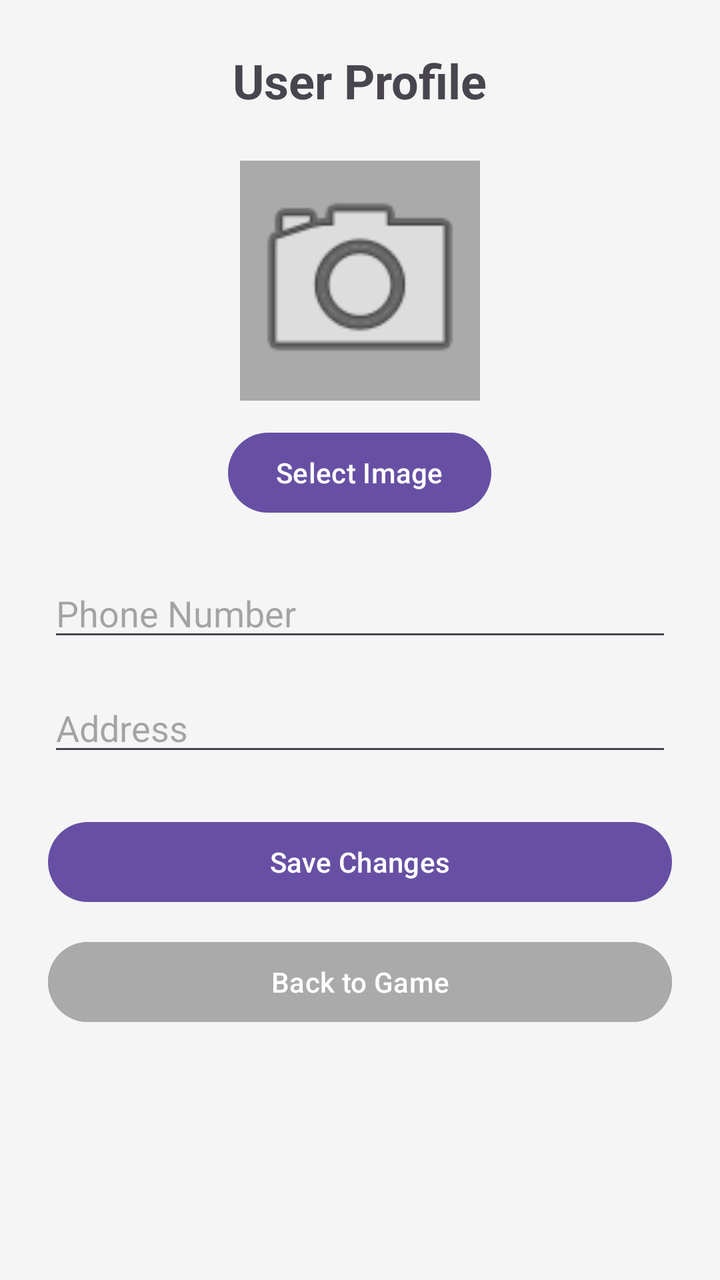
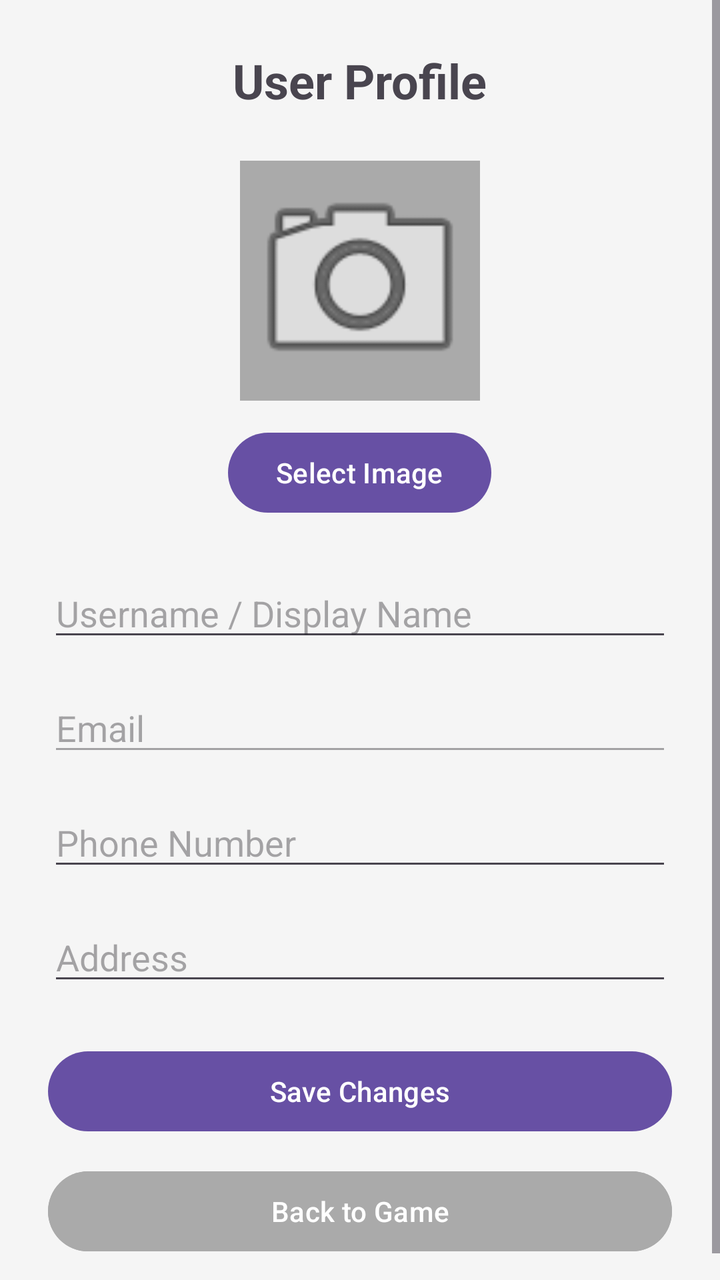

The first picture is an Android layout as it rendered before a commit; the second is the same layout after the commit. The layout source and the unified diff follow.
<!-- AndroidManifest.xml: application theme Theme.SpinnerGuess -->
<!-- res/layout/activity_profile.xml -->
<?xml version="1.0" encoding="utf-8"?>
<ScrollView xmlns:android="http://schemas.android.com/apk/res/android"
    android:layout_width="match_parent"
    android:layout_height="match_parent"
    android:background="#F5F5F5">

    <LinearLayout
        android:layout_width="match_parent"
        android:layout_height="wrap_content"
        android:orientation="vertical"
        android:padding="24dp"
        android:gravity="center_horizontal">

        <TextView
            android:layout_width="wrap_content"
            android:layout_height="wrap_content"
            android:text="User Profile"
            android:textSize="24sp"
            android:textStyle="bold"
            android:layout_marginBottom="24dp"/>

        
        <ImageView
            android:id="@+id/ivProfilePic"
            android:layout_width="120dp"
            android:layout_height="120dp"
            android:src="@android:drawable/ic_menu_camera"
            android:scaleType="centerCrop"
            android:background="@android:color/darker_gray"
            android:layout_marginBottom="12dp"/>

        <Button
            android:id="@+id/btnSelectImage"
            android:layout_width="wrap_content"
            android:layout_height="wrap_content"
            android:text="Select Image"
            android:layout_marginBottom="24dp"/>

        <EditText
            android:id="@+id/etProfilePhone"
            android:layout_width="match_parent"
            android:layout_height="wrap_content"
            android:hint="Phone Number"
            android:inputType="phone"
            android:layout_marginBottom="16dp"/>

        <EditText
            android:id="@+id/etProfileAddress"
            android:layout_width="match_parent"
            android:layout_height="wrap_content"
            android:hint="Address"
            android:inputType="textPostalAddress"
            android:layout_marginBottom="24dp"/>

        <Button
            android:id="@+id/btnSaveProfile"
            android:layout_width="match_parent"
            android:layout_height="wrap_content"
            android:text="Save Changes"
            android:layout_marginBottom="12dp"/>

        <Button
            android:id="@+id/btnBack"
            android:layout_width="match_parent"
            android:layout_height="wrap_content"
            android:text="Back to Game"
            android:backgroundTint="@android:color/darker_gray"/>

    </LinearLayout>
</ScrollView>
<!-- resources referenced by this layout -->
<resources>
  <style name="Theme.SpinnerGuess" parent="Base.Theme.SpinnerGuess" />
  <style name="Base.Theme.SpinnerGuess" parent="Theme.Material3.DayNight.NoActionBar">
          
          
      </style>
</resources>

<!-- the commit's change to res/layout/activity_profile.xml (unified diff, before → after) -->
@@ -36,6 +36,27 @@
             android:text="Select Image"
             android:layout_marginBottom="24dp"/>
 
+        
+        <EditText
+            android:id="@+id/etProfileName"
+            android:layout_width="match_parent"
+            android:layout_height="wrap_content"
+            android:hint="Username / Display Name"
+            android:inputType="textPersonName"
+            android:layout_marginBottom="16dp"/>
+
+        
+        <EditText
+            android:id="@+id/etProfileEmail"
+            android:layout_width="match_parent"
+            android:layout_height="wrap_content"
+            android:hint="Email"
+            android:inputType="textEmailAddress"
+            android:enabled="false"
+            android:focusable="false"
+            android:layout_marginBottom="16dp"/>
+
+        
         <EditText
             android:id="@+id/etProfilePhone"
             android:layout_width="match_parent"
@@ -44,6 +65,7 @@
             android:inputType="phone"
             android:layout_marginBottom="16dp"/>
 
+        
         <EditText
             android:id="@+id/etProfileAddress"
             android:layout_width="match_parent"
